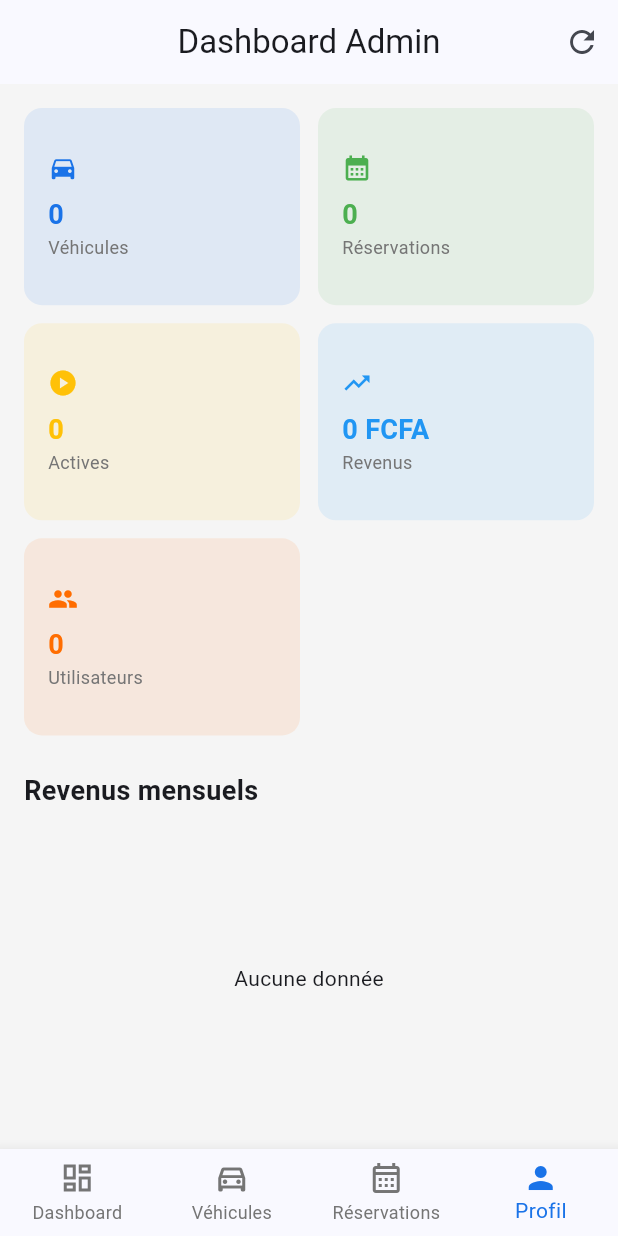
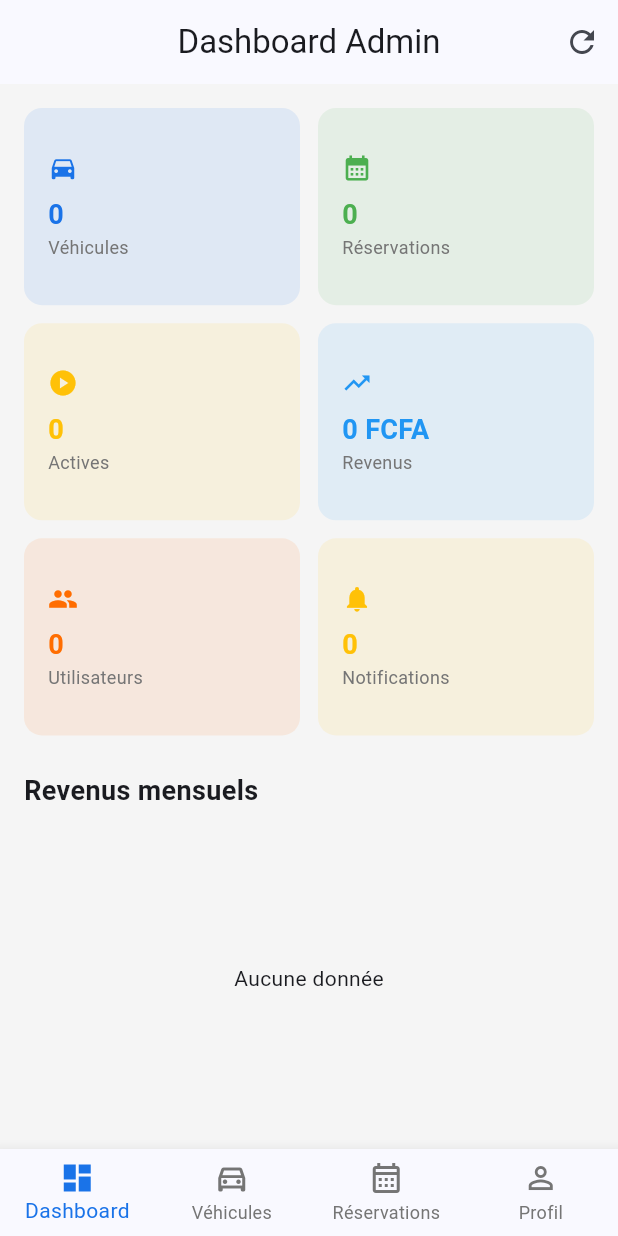
Before and after one commit to xav-f-l/-auto_monpoto-, a Flutter app: the AdminDashboardScreen screen opened by its route, after a tap on the "refresh" icon, on a phone screen of 412 x 824 dp. Run offline on Flutter 3.47's test engine with Material 3 defaults, Android fonts, the phone set to English and light mode, and no system bars; our stand-ins replace cached_network_image, cloud_firestore, equatable, firebase_auth, firebase_core, fl_chart and 7 more; missing offline and left inert: cloudinary_public; accounts and stored records are empty; network calls fail.

Commit message:
fix: navigation admin, notifications fonctionnelles, acces rapides dashboard
- Correction ordre routes admin (Dashboard/Véhicules/Réservations/Profil)
- Écran notifications avec historique 7 jours
- NotificationWatcher actif (consommé dans MainShell et AdminShell)
- Bouton notification HomeScreen navigue vers /notifications
- Dashboard : grille 2x2 pour actions rapides + carte Notifications
- Notifications gardées dans Firestore (plus supprimées)
- Filtre temporel pour éviter re-notification au démarrage

```diff
--- a/lib/core/services/notification_watcher.dart
+++ b/lib/core/services/notification_watcher.dart
@@ -15,9 +15,11 @@ class NotificationWatcher {
     final user = _ref.read(authProvider).user;
     if (user == null) return;
 
+    final startTime = DateTime.now().toUtc();
+
     _subscription = FirebaseFirestore.instance
         .collection('notifications')
-        .where('createdAt', isGreaterThan: DateTime.now().subtract(const Duration(days: 7)))
+        .where('createdAt', isGreaterThan: startTime.subtract(const Duration(seconds: 5)))
         .snapshots()
         .listen((snapshot) {
       for (final change in snapshot.docChanges) {
@@ -56,7 +58,7 @@ class NotificationWatcher {
       body: data['body'] ?? '',
     );
 
-    doc.reference.delete();
+    // Notification gardée dans Firestore pour l'historique
   }
 
   void dispose() {
--- a/lib/features/admin/providers/admin_provider.dart
+++ b/lib/features/admin/providers/admin_provider.dart
@@ -12,6 +12,7 @@ class AdminState {
   final int totalUsers;
   final double totalRevenue;
   final int activeBookings;
+  final int notificationsCount;
   final bool isLoading;
   final String? error;
 
@@ -21,6 +22,7 @@ class AdminState {
     this.totalUsers = 0,
     this.totalRevenue = 0,
     this.activeBookings = 0,
+    this.notificationsCount = 0,
     this.isLoading = false,
     this.error,
   });
@@ -31,6 +33,7 @@ class AdminState {
     int? totalUsers,
     double? totalRevenue,
     int? activeBookings,
+    int? notificationsCount,
     bool? isLoading,
     String? error,
   }) {
@@ -40,6 +43,7 @@ class AdminState {
       totalUsers: totalUsers ?? this.totalUsers,
       totalRevenue: totalRevenue ?? this.totalRevenue,
       activeBookings: activeBookings ?? this.activeBookings,
+      notificationsCount: notificationsCount ?? this.notificationsCount,
       isLoading: isLoading ?? this.isLoading,
       error: error,
     );
@@ -90,11 +94,18 @@ class AdminNotifier extends StateNotifier<AdminState> {
       final activeBookings =
           bookings.where((b) => b.isActive).length;
 
+      final notificationsSnap = await _firestore
+          .collection('notifications')
+          .where('createdAt', isGreaterThan: DateTime.now().subtract(const Duration(days: 7)))
+          .get();
+      final notificationsCount = notificationsSnap.docs.length;
+
       state = state.copyWith(
         bookings: bookings,
         totalUsers: totalUsers,
         totalRevenue: totalRevenue,
         activeBookings: activeBookings,
+        notificationsCount: notificationsCount,
       );
     } catch (e) {
       state = state.copyWith(error: 'Erreur de chargement du dashboard');
--- a/lib/features/admin/screens/admin_dashboard_screen.dart
+++ b/lib/features/admin/screens/admin_dashboard_screen.dart
@@ -107,6 +107,12 @@ class _AdminDashboardScreenState extends ConsumerState<AdminDashboardScreen> {
           '${state.totalUsers}',
           Icons.people,
           AppColors.accent,
+        ),
+        _buildStatCard(
+          'Notifications',
+          '${state.notificationsCount}',
+          Icons.notifications,
+          Colors.amber,
         ),
       ],
     );
@@ -241,32 +247,37 @@ class _AdminDashboardScreenState extends ConsumerState<AdminDashboardScreen> {
           style: TextStyle(fontSize: 18, fontWeight: FontWeight.bold),
         ),
         const SizedBox(height: 12),
-        Row(
+        GridView.count(
+          crossAxisCount: 2,
+          shrinkWrap: true,
+          physics: const NeverScrollableScrollPhysics(),
+          crossAxisSpacing: 12,
+          mainAxisSpacing: 12,
+          childAspectRatio: 1.6,
           children: [
-            Expanded(
-              child: _buildActionCard(
+            _buildActionCard(
               'Véhicules',
               Icons.directions_car,
               AppColors.primary,
               () => context.go('/admin/vehicles'),
             ),
-            ),
-            const SizedBox(width: 12),
-            Expanded(
-              child: _buildActionCard(
+            _buildActionCard(
               'Réservations',
               Icons.calendar_month,
               AppColors.success,
               () => context.go('/admin/bookings'),
             ),
-            ),
-            Expanded(
-              child: _buildActionCard(
+            _buildActionCard(
               'Ajouter',
               Icons.add_circle,
               AppColors.accent,
               () => context.go('/admin/add-vehicle'),
             ),
+            _buildActionCard(
+              'Profil',
+              Icons.person,
+              AppColors.info,
+              () => context.go('/admin/profile'),
             ),
           ],
         ),
@@ -276,30 +287,31 @@ class _AdminDashboardScreenState extends ConsumerState<AdminDashboardScreen> {
 
   Widget _buildActionCard(
       String label, IconData icon, Color color, VoidCallback onTap) {
-    return GestureDetector(
-      onTap: onTap,
-      child: Container(
-        padding: const EdgeInsets.all(16),
-        decoration: BoxDecoration(
+    return Material(
       color: color.withValues(alpha: 0.1),
       borderRadius: BorderRadius.circular(12),
-        ),
+      child: InkWell(
+        borderRadius: BorderRadius.circular(12),
+        onTap: onTap,
+        child: Center(
           child: Column(
+            mainAxisAlignment: MainAxisAlignment.center,
             children: [
-            Icon(icon, color: color, size: 28),
+              Icon(icon, color: color, size: 32),
               const SizedBox(height: 8),
               Text(
                 label,
                 style: TextStyle(
                   color: color,
                   fontWeight: FontWeight.w600,
-                fontSize: 12,
+                  fontSize: 14,
                 ),
                 textAlign: TextAlign.center,
               ),
             ],
           ),
         ),
+      ),
     );
   }
 }
--- a/lib/features/vehicles/screens/home_screen.dart
+++ b/lib/features/vehicles/screens/home_screen.dart
@@ -20,7 +20,7 @@ class HomeScreen extends ConsumerWidget {
         actions: [
           IconButton(
             icon: const Icon(Icons.notifications_outlined),
-            onPressed: () {},
+            onPressed: () => context.push('/notifications'),
           ),
         ],
       ),
--- a/lib/routes/app_router.dart
+++ b/lib/routes/app_router.dart
@@ -2,6 +2,7 @@ import 'package:flutter/material.dart';
 import 'package:go_router/go_router.dart';
 import 'package:flutter_riverpod/flutter_riverpod.dart';
 import '../features/auth/providers/auth_provider.dart';
+import '../core/services/notification_watcher_provider.dart';
 import '../features/auth/screens/splash_screen.dart';
 import '../features/auth/screens/login_screen.dart';
 import '../features/auth/screens/register_screen.dart';
@@ -15,6 +16,7 @@ import '../features/bookings/screens/my_bookings_screen.dart';
 import '../features/payments/screens/payment_screen.dart';
 import '../features/profile/screens/profile_screen.dart';
 import '../features/profile/screens/documents_screen.dart';
+import '../features/notifications/screens/notifications_screen.dart';
 import '../features/admin/screens/admin_dashboard_screen.dart';
 import '../features/admin/screens/admin_vehicles_screen.dart';
 import '../features/admin/screens/admin_bookings_screen.dart';
@@ -36,16 +38,16 @@ class AppShell extends StatelessWidget {
   }
 }
 
-class MainShell extends StatefulWidget {
+class MainShell extends ConsumerStatefulWidget {
   final Widget child;
 
   const MainShell({super.key, required this.child});
 
   @override
-  State<MainShell> createState() => _MainShellState();
+  ConsumerState<MainShell> createState() => _MainShellState();
 }
 
-class _MainShellState extends State<MainShell> {
+class _MainShellState extends ConsumerState<MainShell> {
   int _currentIndex = 0;
 
   final _routes = ['/home', '/vehicles', '/my-bookings', '/profile'];
@@ -72,6 +74,8 @@ class _MainShellState extends State<MainShell> {
 
   @override
   Widget build(BuildContext context) {
+    ref.watch(notificationWatcherProvider);
+
     return Scaffold(
       body: widget.child,
       bottomNavigationBar: BottomNavigationBar(
@@ -118,7 +122,7 @@ class AdminShell extends ConsumerStatefulWidget {
 class _AdminShellState extends ConsumerState<AdminShell> {
   int _currentIndex = 0;
 
-  final _routes = ['/admin/vehicles', '/admin/bookings', '/admin/profile', '/admin'];
+  final _routes = ['/admin', '/admin/vehicles', '/admin/bookings', '/admin/profile'];
 
   @override
   void didChangeDependencies() {
@@ -134,7 +138,10 @@ class _AdminShellState extends ConsumerState<AdminShell> {
 
   void _updateIndex() {
     final location = GoRouterState.of(context).uri.toString();
-    final index = _routes.indexWhere((r) => location.startsWith(r));
+    final index = _routes.indexWhere((r) {
+      if (r == '/admin') return location == '/admin';
+      return location.startsWith(r);
+    });
     if (index != -1 && index != _currentIndex) {
       setState(() => _currentIndex = index);
     }
@@ -149,6 +156,7 @@ class _AdminShellState extends ConsumerState<AdminShell> {
   @override
   Widget build(BuildContext context) {
     final authState = ref.watch(authProvider);
+    ref.watch(notificationWatcherProvider);
 
     return Scaffold(
       body: Column(
@@ -266,6 +274,10 @@ final appRouter = GoRouter(
           path: '/documents',
           builder: (context, state) => const DocumentsScreen(),
         ),
+        GoRoute(
+          path: '/notifications',
+          builder: (context, state) => const NotificationsScreen(),
+        ),
       ],
     ),
     ShellRoute(
```
Also changed, not shown: lib/features/notifications/screens/notifications_screen.dart (added, +96 -0 lines), 1 other file. Lines whose indentation alone changed are shown as unchanged.
